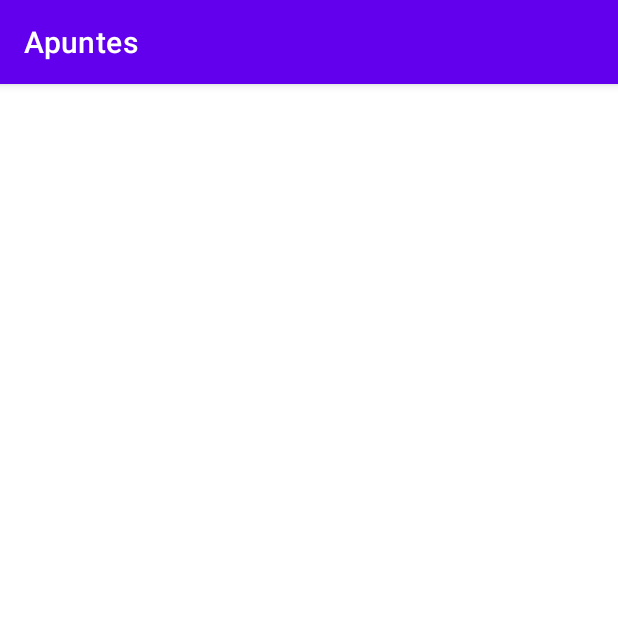
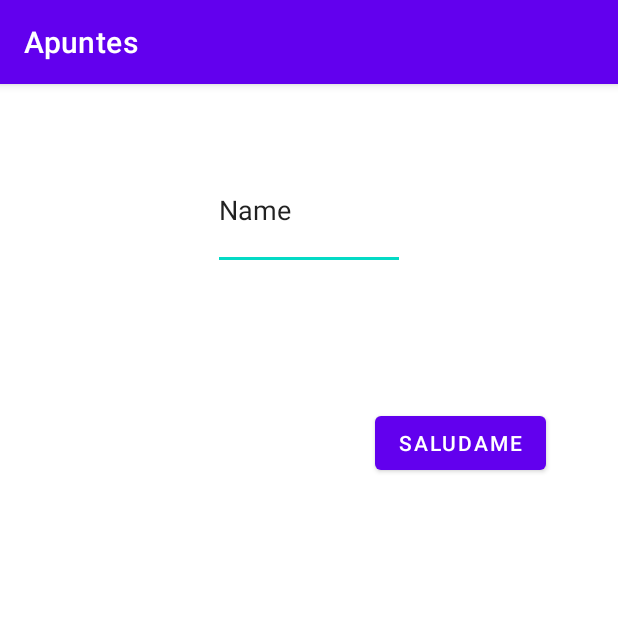
Before and after one commit to hilariocamachomore/Apuntes, an Android app: the PrimeraActivity screen opened directly, with no data from a screen before it, on a phone screen of 412 x 824 dp, the top half of it. Run offline under Robolectric (Android 15) with nearby library versions, the phone set to English and light mode, and no system bars.

Commit message:
Terminados los apuntes. Falta solo la parte Grafica.

```diff
--- a/app/build.gradle.kts
+++ b/app/build.gradle.kts
@@ -45,4 +45,7 @@ dependencies {
     testImplementation(libs.junit)
     androidTestImplementation(libs.androidx.junit)
     androidTestImplementation(libs.androidx.espresso.core)
+    implementation("com.github.bumptech.glide:glide:4.16.0")
+    annotationProcessor("com.github.bumptech.glide:compiler:4.16.0")
+
 }
--- a/app/src/main/res/layout/activity_menu.xml
+++ b/app/src/main/res/layout/activity_menu.xml
@@ -15,7 +15,7 @@
             android:id="@+id/btnActivityPrimera"
             android:layout_width="wrap_content"
             android:layout_height="wrap_content"
-            android:layout_marginTop="16dp"
+            android:layout_marginTop="72dp"
             android:text="Primera Actividad"
             app:layout_constraintEnd_toEndOf="parent"
             app:layout_constraintStart_toStartOf="parent"
--- a/app/src/main/res/layout/activity_primera.xml
+++ b/app/src/main/res/layout/activity_primera.xml
@@ -7,4 +7,39 @@
     android:layout_height="match_parent"
     tools:context=".activities.PrimeraActivity">
 
+    <TextView
+        android:id="@+id/tvSaludo"
+        android:layout_width="0dp"
+        android:layout_height="wrap_content"
+        android:layout_marginStart="32dp"
+        android:layout_marginTop="28dp"
+        android:layout_marginEnd="32dp"
+        app:layout_constraintEnd_toEndOf="parent"
+        app:layout_constraintHorizontal_bias="0.0"
+        app:layout_constraintStart_toStartOf="parent"
+        app:layout_constraintTop_toBottomOf="@+id/etNombre" />
+
+    <EditText
+        android:id="@+id/etNombre"
+        android:layout_width="wrap_content"
+        android:layout_height="80dp"
+        android:layout_marginTop="44dp"
+        android:hint="Escribenombre"
+        android:inputType="text"
+        android:text="Name"
+        app:layout_constraintEnd_toEndOf="parent"
+        app:layout_constraintStart_toStartOf="parent"
+        app:layout_constraintTop_toTopOf="parent" />
+
+    <Button
+        android:id="@+id/btnComienzo"
+        android:layout_width="wrap_content"
+        android:layout_height="wrap_content"
+        android:layout_marginTop="44dp"
+        android:layout_marginEnd="48dp"
+        android:text="Saludame"
+        app:layout_constraintEnd_toEndOf="parent"
+        app:layout_constraintTop_toBottomOf="@+id/tvSaludo" />
+
+
 </androidx.constraintlayout.widget.ConstraintLayout>
```
Also changed, not shown: app/src/main/java/com/hectortellobalaguer/apuntes/activities/PrimeraActivity.kt (+7 -0 lines).
